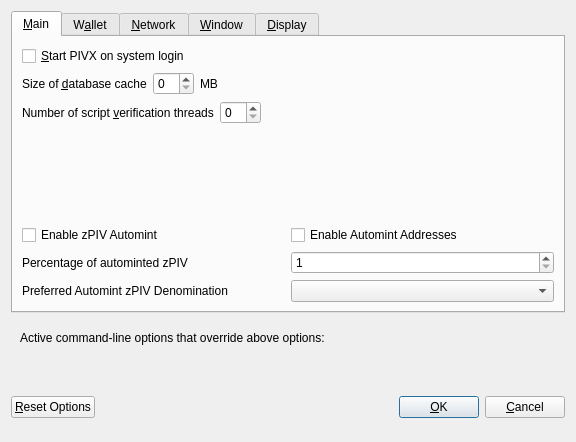
Old version of the form src/qt/forms/optionsdialog.ui in the repository cimelli/RpdSource.
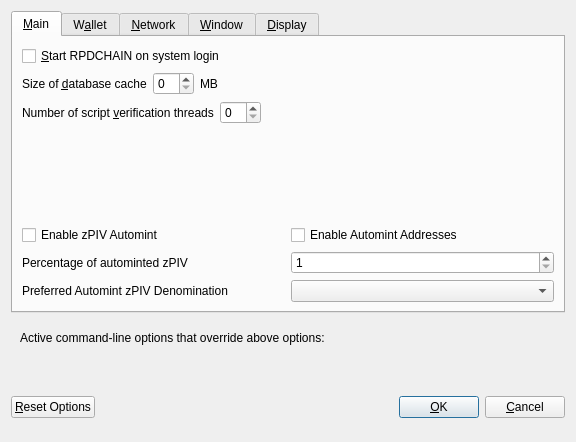
New version of the form. Custom widgets are drawn as their Qt base class.

Diff of the .ui file:
```diff
--- a/src/qt/forms/optionsdialog.ui
+++ b/src/qt/forms/optionsdialog.ui
@@ -33,7 +33,7 @@
           <string>Automatically start PIVX after logging in to the system.</string>
          </property>
          <property name="text">
-          <string>&amp;Start PIVX on system login</string>
+          <string>&amp;Start RPDCHAIN on system login</string>
          </property>
         </widget>
        </item>
```
Left out of the diff: 10 changed lines with no effect on the pictures.
